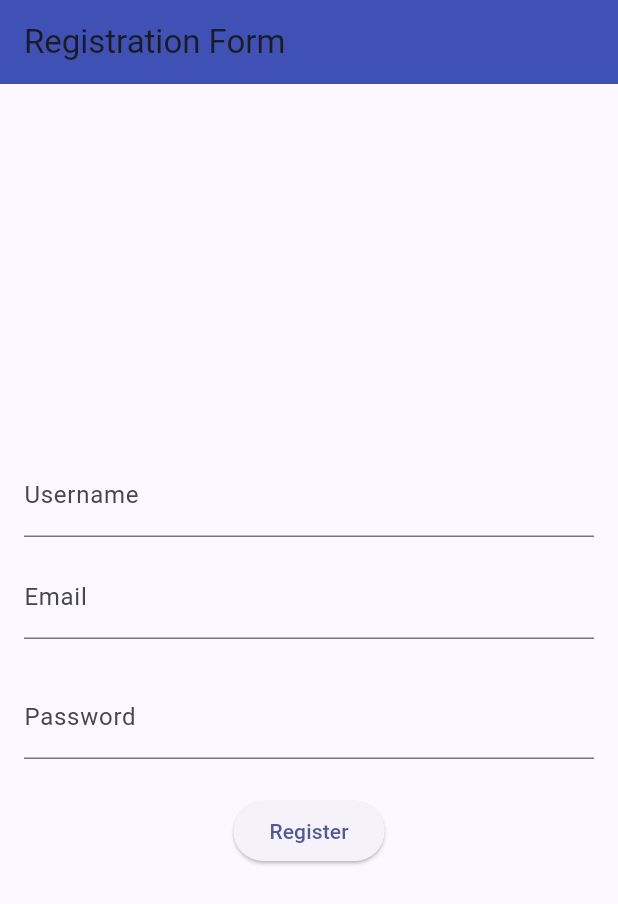
After one commit to monicaa37/book-store-mobile, a Flutter app: the screen it shows after launch, after a tap on "Register", on a phone screen of 412 x 824 dp. The commit adds this screen. Shown: the top 904 px of the screen. Run offline on Flutter 3.47's test engine with Material 2 defaults, Android fonts, the phone set to English and light mode, and no system bars; missing offline and left inert: pbp_django_auth; network calls fail.

Commit message:
penambahan bonus

```diff
--- a/lib/models/item.dart
+++ b/lib/models/item.dart
@@ -5,7 +5,6 @@ class Item {
   final String description;
   static final List<Item> listItem = [];
 
-
   Item(this.name, this.price, this.amount, this.description);
 
   get fields => null;
--- a/lib/screens/login.dart
+++ b/lib/screens/login.dart
@@ -1,5 +1,5 @@
 import 'package:book_store/screens/menu.dart';
-import 'package:book_store/screens/menu.dart';
+import 'package:book_store/screens/register.dart';
 import 'package:flutter/material.dart';
 import 'package:pbp_django_auth/pbp_django_auth.dart';
 import 'package:provider/provider.dart';
@@ -109,6 +109,19 @@ class _LoginPageState extends State<LoginPage> {
                             },
                             child: const Text('Login'),
                         ),
+
+                        // penambahan bonus register
+                        const SizedBox(height: 24.0),
+
+
+                        TextButton(
+                          onPressed: () {
+                            Navigator.pushReplacement(
+                                        context,
+                                        MaterialPageRoute(builder: (context) => RegistrationPage()),
+                                    );
+                          },
+                          child: const Text("Register"))
                     ],
                 ),
             ),
--- a/lib/screens/menu.dart
+++ b/lib/screens/menu.dart
@@ -9,7 +9,7 @@ class MyHomePage extends StatelessWidget {
 
   final List<ShopItem> items = [
     ShopItem("Lihat Item", Icons.checklist, Color.fromARGB(255, 244, 163, 63)),
-    ShopItem("Daftar Produk", Icons.add_shopping_cart,Color.fromARGB(255, 239, 124, 191)),
+    // ShopItem("Daftar Produk", Icons.add_shopping_cart,Color.fromARGB(255, 239, 124, 191)),
     ShopItem("Tambah Item", Icons.add_shopping_cart, Colors.lightGreen),
     ShopItem("Logout", Icons.logout, Colors.lightBlue),
   ];
--- /dev/null
+++ b/lib/screens/register.dart
@@ -0,0 +1,123 @@
+import 'package:flutter/material.dart';
+import 'package:http/http.dart' as http;
+import 'package:book_store/screens/login.dart';
+
+
+class RegistrationPage extends StatefulWidget {
+  @override
+  _RegistrationPageState createState() => _RegistrationPageState();
+}
+
+class _RegistrationPageState extends State<RegistrationPage> {
+  //final _formKey = GlobalKey<FormState>();
+  final TextEditingController _usernameController = TextEditingController();
+  final TextEditingController _emailController = TextEditingController();
+  final TextEditingController _passwordController = TextEditingController();
+
+  Future<void> _registerUser() async {
+    final url = Uri.parse("http://localhost:8000/auth/register/"
+        );
+    final response = await http.post(
+      url,
+      body: {
+        'username': _usernameController.text,
+        'email': _emailController.text,
+        'password1':
+            _passwordController.text, // Modify to match Django form fields
+        'password2':
+            _passwordController.text, // Modify to match Django form fields
+      },
+    );
+
+    if (response.statusCode == 200) {
+      // Handle successful registration
+      showDialog(
+        context: context,
+        builder: (BuildContext context) {
+          return AlertDialog(
+            title: Text('Success'),
+            content: Text('User registered successfully.'),
+            actions: <Widget>[
+              TextButton(
+                onPressed: () {
+                  Navigator.of(context).pop();
+                  Navigator.of(context).pushReplacement(MaterialPageRoute(
+                    builder: (BuildContext context) => LoginPage(),
+                  ));
+                },
+                child: Text('OK'),
+              ),
+            ],
+          );
+        },
+      );
+    } else {
+      // Handle registration errors
+      showDialog(
+        context: context,
+        builder: (BuildContext context) {
+          return AlertDialog(
+            title: Text('Error'),
+            content: Text('Failed to register user.'),
+            actions: <Widget>[
+              TextButton(
+                onPressed: () {
+                  Navigator.of(context).pop();
+                },
+                child: Text('OK'),
+              ),
+            ],
+          );
+        },
+      );
+    }
+  }
+
+  @override
+  Widget build(BuildContext context) {
+    return Scaffold(
+      appBar: AppBar(
+        title: const Text('Registration Form'),
+      ),
+      body: Container(
+        padding: const EdgeInsets.all(16.0),
+        child: Column(
+          mainAxisAlignment: MainAxisAlignment.center,
+          children: [
+            TextField(
+              controller: _usernameController,
+              decoration: const InputDecoration(
+                labelText: 'Username',
+              ),
+            ),
+            const SizedBox(height: 12.0),
+            TextField(
+              controller: _emailController,
+              decoration: const InputDecoration(
+                labelText: 'Email',
+              ),
+            ),
+            const SizedBox(height: 24.0),
+            TextField(
+              controller: _passwordController,
+              decoration: const InputDecoration(
+                labelText: 'Password',
+              ),
+              obscureText: true,
+            ),
+            const SizedBox(height: 24.0),
+            ElevatedButton(
+              onPressed: () async {
+                // String username = _usernameController.text;
+                // String password = _passwordController.text;
+
+                await _registerUser();
+              },
+              child: const Text('Register'),
+            ),
+          ],
+        ),
+      ),
+    );
+  }
+}
```
Also changed, not shown: lib/screens/add_item_form.dart (+7 -8 lines), lib/screens/detail_product.dart (added, +58 -0 lines), lib/screens/item_list_page.dart (+163 -89 lines), lib/screens/one_item.dart (deleted, +0 -37 lines), lib/widgets/item_card.dart (+7 -4 lines), lib/widgets/left_drawer.dart (+13 -14 lines).
